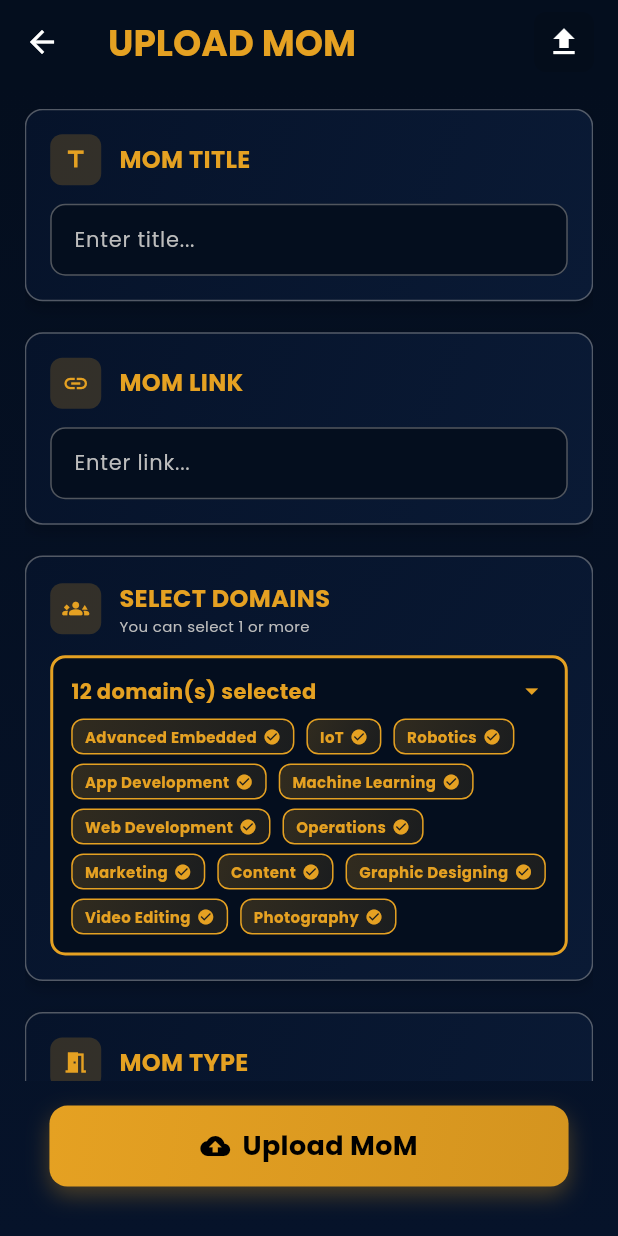
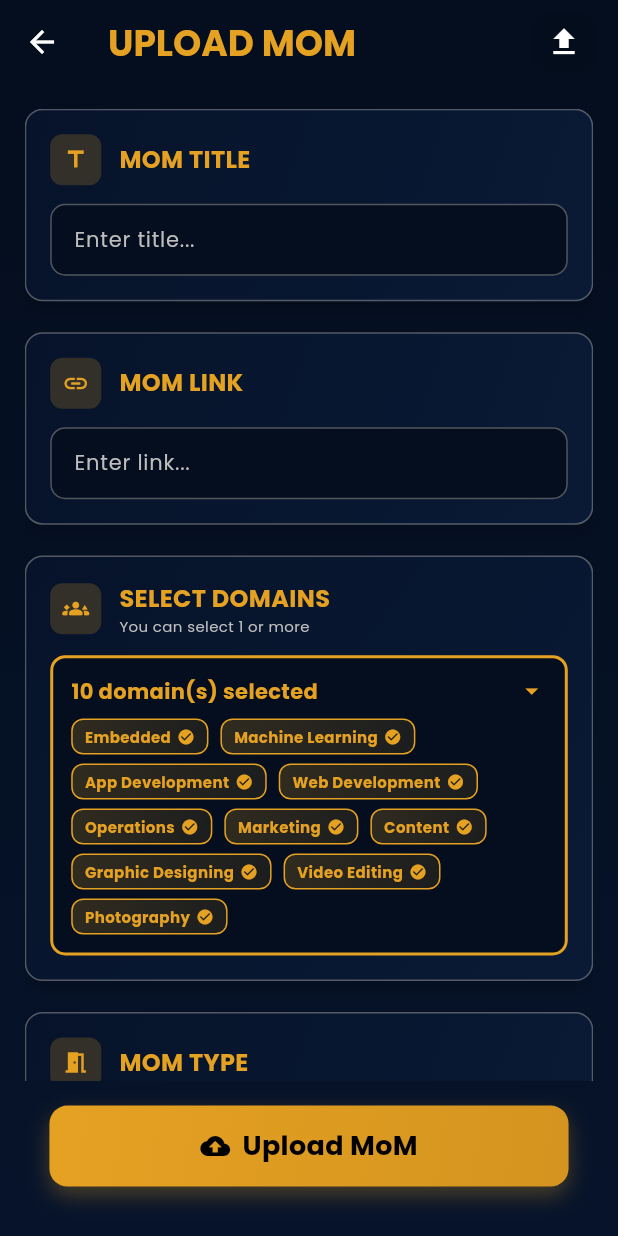
Before and after one commit to Vaishnavi2005-14/KRS-Official-App, a Flutter app: the UploadMoMPage screen opened directly, on a phone screen of 412 x 824 dp. Run offline on Flutter 3.47's test engine with Material 3 defaults, Android fonts, the phone set to English and light mode, and no system bars; our stand-ins replace connectivity_plus, firebase_core, firebase_messaging, flutter_dotenv, flutter_local_notifications, flutter_slidable and 8 more; accounts and stored records are empty; network calls fail.

Commit message:
Domains Updated

```diff
--- a/lib/screens/attendance/attendance_view.dart
+++ b/lib/screens/attendance/attendance_view.dart
@@ -22,11 +22,9 @@ class AttendanceViewPage extends StatefulWidget {
 
 class _AttendanceViewPageState extends State<AttendanceViewPage> {
   final List<String> domains = [
-    "Advanced Embedded",
-    "IoT",
-    "Robotics",
+    "Embedded",
+    "Machine Learning",
     "App Development",
-    "Machine Learning",
     "Web Development",
     "Operations",
     "Marketing",
--- a/lib/screens/signupdetails.dart
+++ b/lib/screens/signupdetails.dart
@@ -43,11 +43,9 @@ class _DetailsState extends State<Details> {
     "Nursing Sciences",
   ];
   final List<String> domain = [
-    "Advanced Embedded",
-    "IoT",
-    "Robotics",
+    "Embedded",
+    "Machine Learning",
     "App Development",
-    "Machine Learning",
     "Web Development",
     "Operations",
     "Marketing",
--- a/lib/widgets/mom/edit_mom/constants_file.dart
+++ b/lib/widgets/mom/edit_mom/constants_file.dart
@@ -23,11 +23,9 @@ class AppColors {
 class AppConstants {
   // Domain options
   static const List<String> domains = [
-    "Advanced Embedded",
-    "IoT",
-    "Robotics",
+    "Embedded",
+    "Machine Learning",
     "App Development",
-    "Machine Learning",
     "Web Development",
     "Operations",
     "Marketing",
--- a/lib/widgets/mom/upload_mom/app_constants.dart
+++ b/lib/widgets/mom/upload_mom/app_constants.dart
@@ -4,14 +4,11 @@ import 'package:google_fonts/google_fonts.dart';
 const Color bgColor = Color(0xFF06142E);
 const Color orangeColor = Color(0xFFE5A122);
 
-
 class AppConstants {
   static const List<String> domains = [
-    "Advanced Embedded",
-    "IoT",
-    "Robotics",
+    "Embedded",
+    "Machine Learning",
     "App Development",
-    "Machine Learning",
     "Web Development",
     "Operations",
     "Marketing",
```
Also changed, not shown: lib/widgets/attendance/attendance_setup_dialog.dart (+12 -8 lines).
